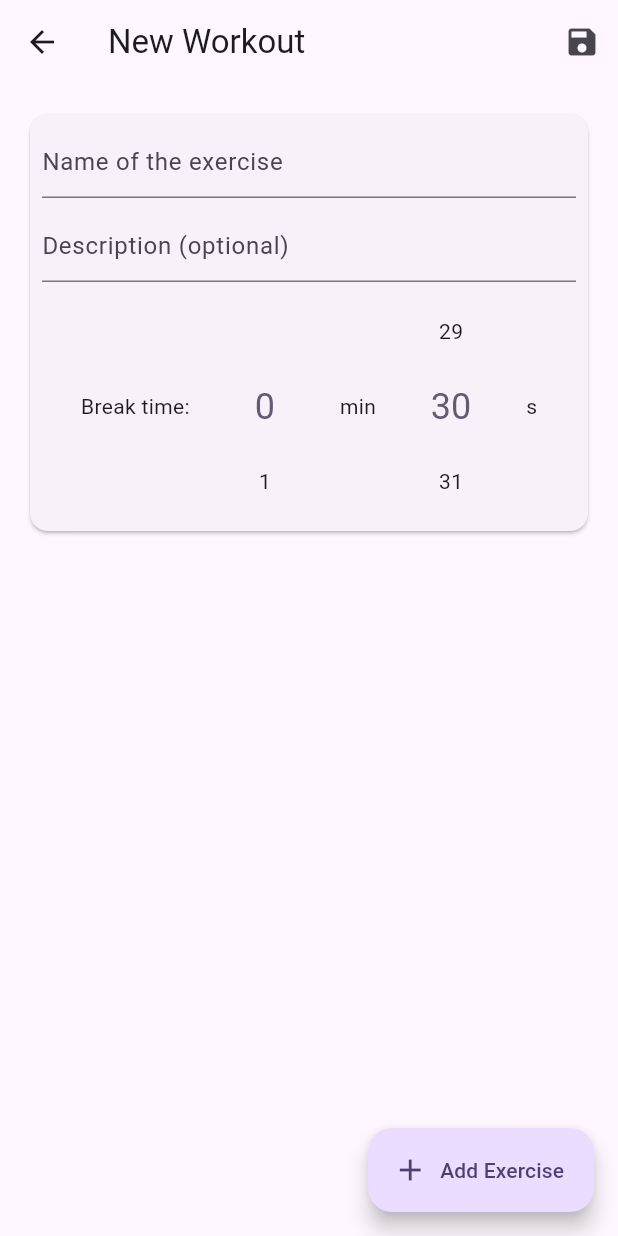
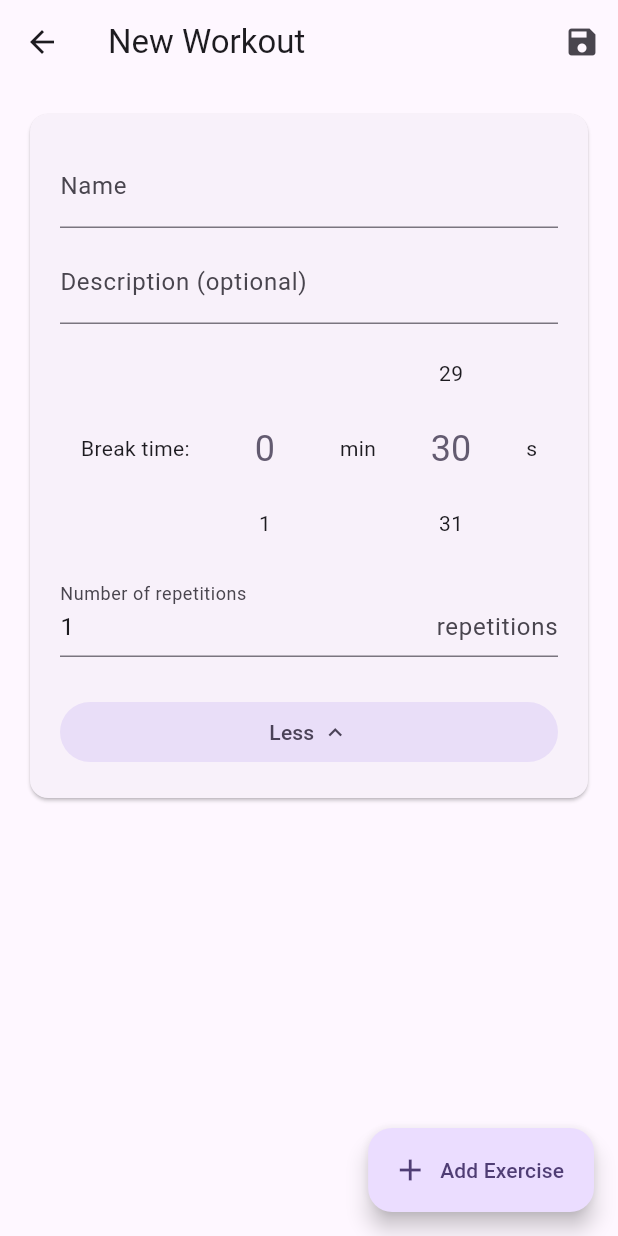
Before and after one commit to moriol42/workout_timer, a Flutter app: the EditWorkoutPage screen opened directly, on a phone screen of 412 x 824 dp. Run offline on Flutter 3.47's test engine with Material 3 defaults, Android fonts, the phone set to English and light mode, and no system bars; drawn by our look-alikes of numberpicker; our stand-ins replace audioplayers, circular_countdown_timer.

Commit message:
Add workout repetitions

```diff
--- a/lib/back/back.dart
+++ b/lib/back/back.dart
@@ -4,15 +4,6 @@ import '../types/exercise.dart';
 import '../types/workout.dart';
 
 import 'data_storage.dart';
-
-// List<Exercise> _exercises = [
-//   Exercise(name: 'pushups'),
-//   Exercise(name: 'squat'),
-// ];
-
-// List<Workout> _workouts = [
-//   Workout(name: 'test', breakTime: Duration(seconds: 25), exercisesList: [(_exercises[0], Duration(seconds: 45)), (_exercises[1], Duration(seconds: 30))]),
-// ];
 
 List<Exercise> _exercises = [];
 
@@ -60,12 +51,14 @@ void editWorkout(
   String? newDescription,
   Duration newBreakTime,
   List<(Exercise, Duration)> newExercisesList,
+  int repetitions,
 ) {
   var i = _workouts.indexOf(w);
   _workouts[i].name = newName;
   _workouts[i].description = newDescription;
   _workouts[i].breakTime = newBreakTime;
   _workouts[i].exercisesList = newExercisesList;
+  _workouts[i].repetitions = repetitions;
   storeWorkout();
 }
 
--- a/lib/pages/edit_exercise_page.dart
+++ b/lib/pages/edit_exercise_page.dart
@@ -66,7 +66,7 @@ class _EditExercisePageState extends State<EditExercisePage> {
         children: <Widget>[
           Card(
             child: Padding(
-              padding: EdgeInsets.all(8.0),
+              padding: EdgeInsets.all(20.0),
               child: Form(
                 key: _formKey,
                 child: Column(
@@ -76,7 +76,7 @@ class _EditExercisePageState extends State<EditExercisePage> {
                     TextFormField(
                       controller: controllerName,
                       decoration: const InputDecoration(
-                        hintText: 'Name of the exercise',
+                        labelText: 'Name',
                       ),
                       validator: (String? value) {
                         if (value == null || value.isEmpty) {
@@ -88,7 +88,7 @@ class _EditExercisePageState extends State<EditExercisePage> {
                     TextFormField(
                       controller: controllerDescr,
                       decoration: const InputDecoration(
-                        hintText: 'Description (optional)',
+                        labelText: 'Description (optional)',
                       ),
                     ),
                   ],
--- a/lib/pages/edit_workout_page.dart
+++ b/lib/pages/edit_workout_page.dart
@@ -21,10 +21,12 @@ class _EditWorkoutPageState extends State<EditWorkoutPage> {
   final GlobalKey<FormState> _formKey = GlobalKey<FormState>();
   late TextEditingController controllerName;
   late TextEditingController controllerDescr;
+  late TextEditingController controllerRepet;
   late DurationPickerController controllerBreakTime;
   final List<WorkoutExerciseController> _controllersExerciseCards = [];
   List<WorkoutExerciseCard> _exercisesCards = [];
   bool isChecked = false;
+  bool _expanded = true;
 
   @override
   void initState() {
@@ -32,6 +34,9 @@ class _EditWorkoutPageState extends State<EditWorkoutPage> {
     controllerDescr = TextEditingController(text: widget.workout?.description);
     controllerBreakTime = DurationPickerController(
       duration: widget.workout?.breakTime ?? const Duration(seconds: 30),
+    );
+    controllerRepet = TextEditingController(
+      text: '${widget.workout?.repetitions ?? 1}',
     );
 
     if (!widget.createNew) {
@@ -73,6 +78,7 @@ class _EditWorkoutPageState extends State<EditWorkoutPage> {
                     description: descr,
                     breakTime: controllerBreakTime.duration,
                     exercisesList: newExercisesList,
+                    repetitions: int.parse(controllerRepet.text),
                   );
                   addWorkout(newWorkout);
                 } else {
@@ -82,6 +88,7 @@ class _EditWorkoutPageState extends State<EditWorkoutPage> {
                     descr,
                     controllerBreakTime.duration,
                     newExercisesList,
+                    int.parse(controllerRepet.text),
                   );
                 }
                 Navigator.pop(context, true);
@@ -99,18 +106,16 @@ class _EditWorkoutPageState extends State<EditWorkoutPage> {
             children: <Widget>[
               Card(
                 child: Padding(
-                  padding: EdgeInsets.all(8.0),
+                  padding: EdgeInsets.all(20.0),
                   child: Form(
                     key: _formKey,
                     child: Column(
-                      crossAxisAlignment: CrossAxisAlignment.start,
+                      crossAxisAlignment: CrossAxisAlignment.center,
                       spacing: 8.0,
                       children: <Widget>[
                         TextFormField(
                           controller: controllerName,
-                          decoration: const InputDecoration(
-                            hintText: 'Name of the exercise',
-                          ),
+                          decoration: const InputDecoration(labelText: 'Name'),
                           validator: (String? value) {
                             if (value == null || value.isEmpty) {
                               return 'Please enter some text';
@@ -121,12 +126,56 @@ class _EditWorkoutPageState extends State<EditWorkoutPage> {
                         TextFormField(
                           controller: controllerDescr,
                           decoration: const InputDecoration(
-                            hintText: 'Description (optional)',
+                            labelText: 'Description (optional)',
                           ),
                         ),
-                        DurationPicker(
-                          text: 'Break time:',
-                          controller: controllerBreakTime,
+
+                        if (_expanded)
+                          DurationPicker(
+                            text: 'Break time:',
+                            controller: controllerBreakTime,
+                          ),
+
+                        if (_expanded)
+                          TextFormField(
+                            controller: controllerRepet,
+                            decoration: const InputDecoration(
+                              labelText: 'Number of repetitions',
+
+                              suffixText: 'repetitions',
+                            ),
+                            validator: (String? value) {
+                              if (value == null || value.isEmpty) {
+                                return 'Please enter some number';
+                              }
+                              if (int.tryParse(value) == null) {
+                                return 'You must enter a number';
+                              }
+                              return null;
+                            },
+                          ),
+
+                        SizedBox(height: 10),
+                        FilledButton.tonal(
+                          child: Row(
+                            mainAxisAlignment: MainAxisAlignment.center,
+                            children: _expanded
+                                ? [
+                                    Text('Less'),
+                                    SizedBox(width: 5),
+                                    Icon(Icons.expand_less),
+                                  ]
+                                : [
+                                    Text('More'),
+                                    SizedBox(width: 5),
+                                    Icon(Icons.expand_more),
+                                  ],
+                          ),
+                          onPressed: () {
+                            setState(() {
+                              _expanded = !_expanded;
+                            });
+                          },
                         ),
                       ],
                     ),
--- a/lib/types/workout.dart
+++ b/lib/types/workout.dart
@@ -6,19 +6,23 @@ class Workout implements Iterator {
   Duration breakTime;
   List<(Exercise, Duration)> exercisesList;
   int _current = 0;
+  int _currentRepetition = 0;
   bool _currentIsBreak = false;
+  int repetitions;
 
   Workout({
     required this.name,
     this.description,
     this.breakTime = const Duration(seconds: 30),
     List<(Exercise, Duration)>? exercisesList,
+    this.repetitions = 1,
   }) : exercisesList = exercisesList ?? [];
 
   Workout.fromJson(Map<String, dynamic> json, Iterable<Exercise> listExercises)
     : name = json['name'] as String,
       breakTime = Duration(seconds: json['breakTime'] as int),
-      exercisesList = [] {
+      exercisesList = [],
+      repetitions = json['repetitions'] ?? 1 {
     description = json['description'] as String;
     if (description == '') {
       description = null;
@@ -41,6 +45,7 @@ class Workout implements Iterator {
     'exercisesList': [
       for (var e in exercisesList) [e.$1.name, e.$2.inSeconds],
     ],
+    'repetitions': repetitions,
   };
 
   void add(Exercise e, Duration d) {
@@ -66,6 +71,12 @@ class Workout implements Iterator {
       } else {
         return (Break(), breakTime);
       }
+    } else if (_currentRepetition < repetitions - 1) {
+      if (_currentIsBreak) {
+        return exercisesList[0];
+      } else {
+        return (Break(), breakTime);
+      }
     }
     return null;
   }
@@ -78,6 +89,13 @@ class Workout implements Iterator {
       }
       _currentIsBreak = !_currentIsBreak;
       return true;
+    } else if (_currentRepetition < repetitions - 1) {
+      if (_currentIsBreak) {
+        _current = 0;
+        _currentRepetition++;
+      }
+      _currentIsBreak = !_currentIsBreak;
+      return true;
     } else {
       return false;
     }
@@ -86,5 +104,6 @@ class Workout implements Iterator {
   void resetIterator() {
     _currentIsBreak = false;
     _current = 0;
+    _currentRepetition = 0;
   }
 }
```
